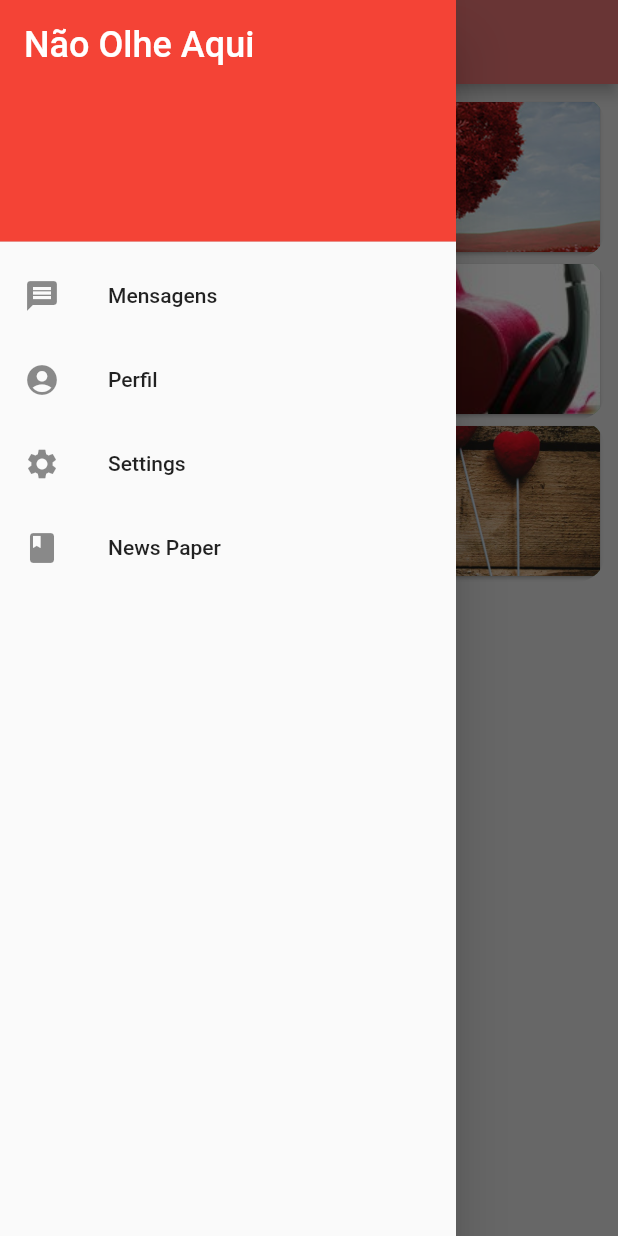
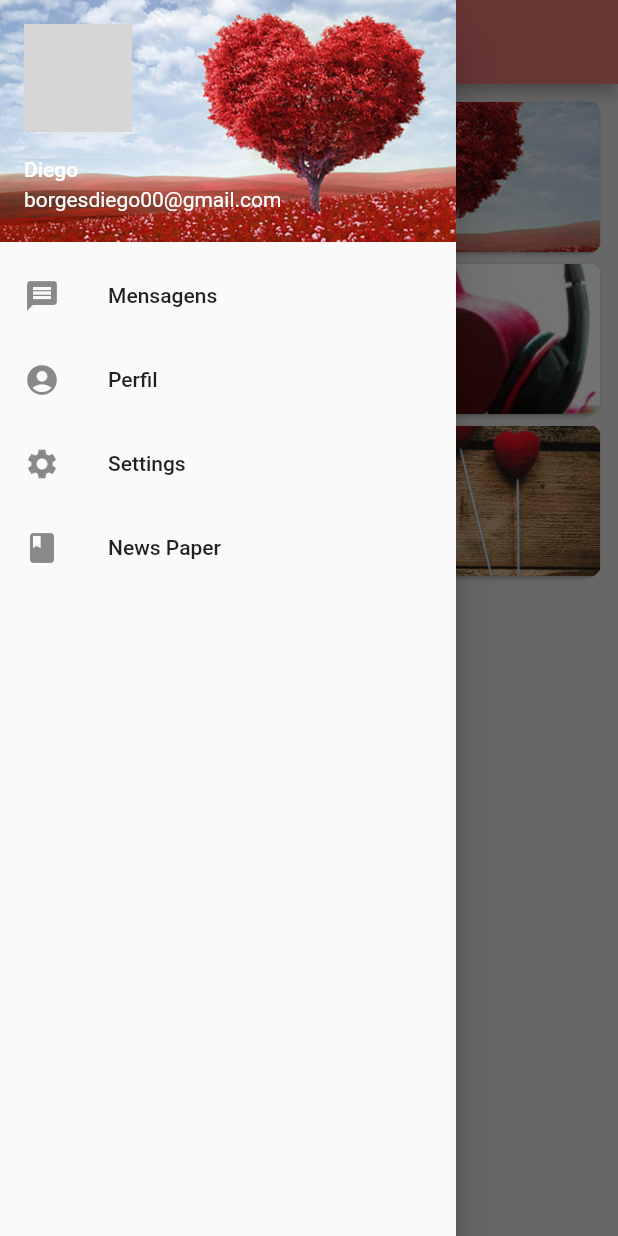
Before and after one commit to diego0361/Romantico, a Flutter app: the screen it shows after launch, with the side drawer open, on a phone screen of 412 x 824 dp. Run offline on Flutter 3.47's test engine with Material 2 defaults, Android fonts, the phone set to English and light mode, and no system bars; network calls fail; grey boxes are pictures that could not be loaded.

Commit message:
Alterações no Drawer

```diff
--- a/lib/componentes/drawer.dart
+++ b/lib/componentes/drawer.dart
@@ -2,21 +2,22 @@ import 'package:flutter/material.dart';
 
 Widget meuDrawer() {
   return Drawer(
+    child: GestureDetector(
       child: ListView(
         padding: EdgeInsets.zero,
         children: const <Widget>[
-        DrawerHeader(
+          UserAccountsDrawerHeader(
             decoration: BoxDecoration(
-            color: Colors.red,
-          ),
-          child: Text(
-            'Não Olhe Aqui',
-            style: TextStyle(
-              color: Colors.white,
-              fontSize: 24,
-            ),
-          ),
-
+                color: Colors.grey,
+                image: DecorationImage(
+                    image: AssetImage('imagens/romance.jpg'),
+                    fit: BoxFit.cover)),
+            accountName: Text('Diego'),
+            accountEmail: Text('borgesdiego00@gmail.com'),
+            currentAccountPicture: CircleAvatar(
+                radius: 100.0,
+                backgroundImage: NetworkImage(
+                    'https://scontent.fops3-1.fna.fbcdn.net/v/t31.0-8/28827607_2036259446592322_5297503832005068958_o.jpg?_nc_cat=102&_nc_sid=09cbfe&_nc_eui2=AeFJ6HnI_c5qFvcxOU4P-RWZJVeWh1JzMRQlV5aHUnMxFEqPfa9TFc2eeBRJFCXgxB1kouvNp9xIpvrQKyldVyf5&_nc_ohc=FSThmkaK8pIAX8Y1jDE&_nc_ht=scontent.fops3-1.fna&oh=7608d8bb84a1800b90f4b9508115c039&oe=5EFCF289')),
           ),
           ListTile(
             leading: Icon(Icons.message),
@@ -36,5 +37,6 @@ Widget meuDrawer() {
           ),
         ],
       ),
+    ),
   );
 }
--- a/lib/main.dart
+++ b/lib/main.dart
@@ -1,9 +1,5 @@
 import 'package:flutter/material.dart';
 import 'package:romantico/screens/home_page.dart';
-<<<<<<< HEAD
-
-=======
->>>>>>> c449c2f2350b9a54886584e4ca72dcd28498c75a
 
 void main() {
   runApp(MyApp());
```
Also changed, not shown: 5 other files. Lines whose indentation alone changed are shown as unchanged.
